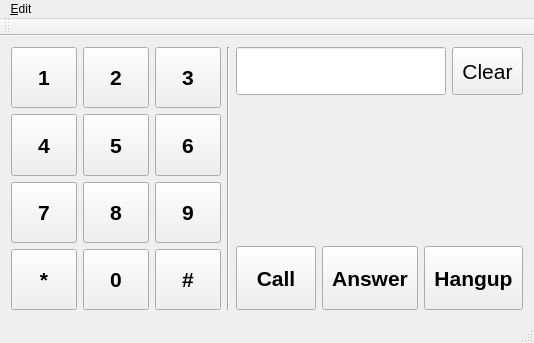
Above: qSIP/MainWindow.ui from soramimi/qSIP before the change. Below: the same form after it.
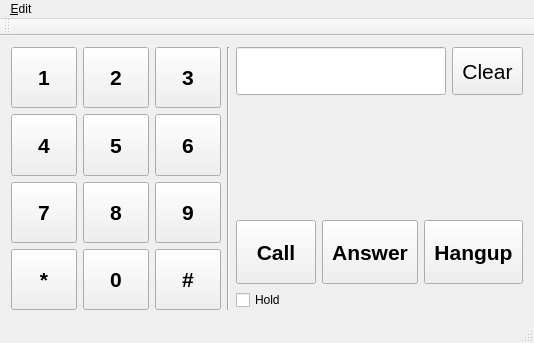
That is the form after the change.

The edit to the form file:
```diff
--- a/qSIP/MainWindow.ui
+++ b/qSIP/MainWindow.ui
@@ -435,6 +435,13 @@
         </item>
        </layout>
       </item>
+      <item>
+       <widget class="QCheckBox" name="checkBox_hold">
+        <property name="text">
+         <string>Hold</string>
+        </property>
+       </widget>
+      </item>
      </layout>
     </item>
    </layout>
```
